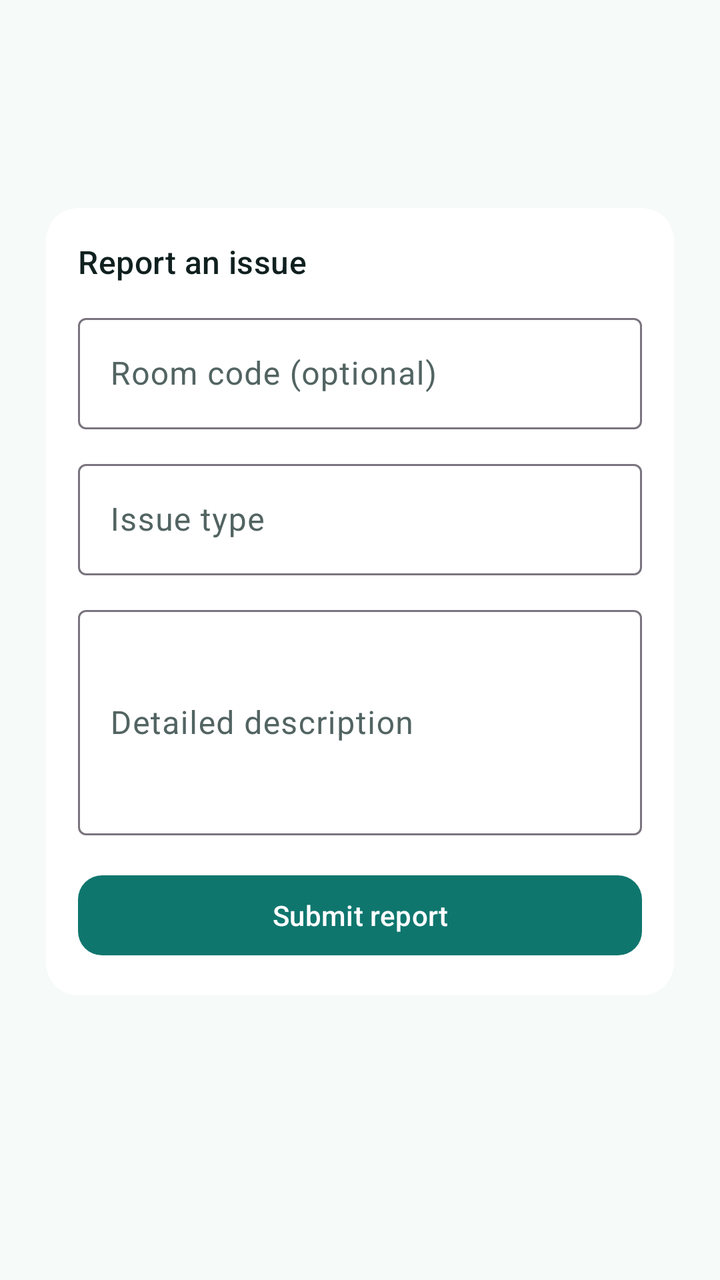
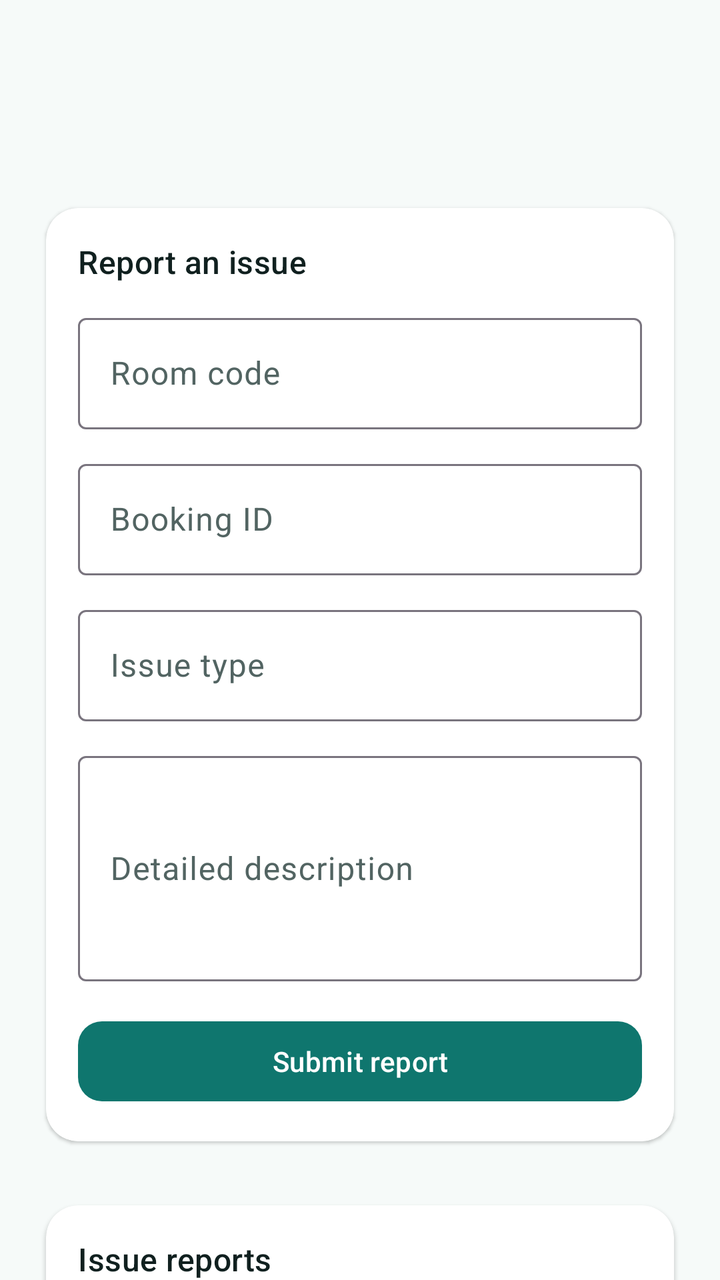

Two renders of the same Android screen: before a commit and after it. Below are the layout's source before the change and the commit's diff.
<!-- AndroidManifest.xml: application theme Theme.Hotelapp_test2 -->
<!-- res/layout/activity_issue_report.xml -->
<?xml version="1.0" encoding="utf-8"?>
<LinearLayout xmlns:android="http://schemas.android.com/apk/res/android"
    xmlns:app="http://schemas.android.com/apk/res-auto"
    android:layout_width="match_parent"
    android:layout_height="match_parent"
    android:background="@color/surface_base"
    android:orientation="vertical">

    <com.google.android.material.appbar.MaterialToolbar
        android:id="@+id/toolbar"
        android:layout_width="match_parent"
        android:layout_height="wrap_content"
        android:layout_marginStart="@dimen/space_m"
        android:layout_marginTop="@dimen/space_m"
        android:layout_marginEnd="@dimen/space_m" />

    <androidx.core.widget.NestedScrollView
        android:layout_width="match_parent"
        android:layout_height="0dp"
        android:layout_weight="1"
        android:fillViewport="true">

        <LinearLayout
            android:layout_width="match_parent"
            android:layout_height="wrap_content"
            android:orientation="vertical"
            android:padding="@dimen/space_m">

            <com.google.android.material.card.MaterialCardView
                style="@style/Widget.Hotel.Card"
                android:layout_width="match_parent"
                android:layout_height="wrap_content">

                <LinearLayout
                    android:layout_width="match_parent"
                    android:layout_height="wrap_content"
                    android:orientation="vertical"
                    android:padding="@dimen/space_m">

                    <TextView
                        android:layout_width="wrap_content"
                        android:layout_height="wrap_content"
                        style="@style/TextAppearance.Hotel.SectionTitle"
                        android:text="@string/issue_title" />

                    <com.google.android.material.textfield.TextInputLayout
                        android:id="@+id/issueRoomCodeLayout"
                        style="@style/Widget.Material3.TextInputLayout.OutlinedBox"
                        android:layout_width="match_parent"
                        android:layout_height="wrap_content"
                        android:layout_marginTop="@dimen/space_s"
                        android:hint="@string/issue_room_hint">

                        <com.google.android.material.textfield.TextInputEditText
                            android:id="@+id/issueRoomCode"
                            android:layout_width="match_parent"
                            android:layout_height="wrap_content" />
                    </com.google.android.material.textfield.TextInputLayout>

                    <com.google.android.material.textfield.TextInputLayout
                        android:id="@+id/issueTypeLayout"
                        style="@style/Widget.Material3.TextInputLayout.OutlinedBox"
                        android:layout_width="match_parent"
                        android:layout_height="wrap_content"
                        android:layout_marginTop="@dimen/space_s"
                        android:hint="@string/issue_type_hint">

                        <com.google.android.material.textfield.TextInputEditText
                            android:id="@+id/issueType"
                            android:layout_width="match_parent"
                            android:layout_height="wrap_content" />
                    </com.google.android.material.textfield.TextInputLayout>

                    <com.google.android.material.textfield.TextInputLayout
                        android:id="@+id/issueDescriptionLayout"
                        style="@style/Widget.Material3.TextInputLayout.OutlinedBox"
                        android:layout_width="match_parent"
                        android:layout_height="wrap_content"
                        android:layout_marginTop="@dimen/space_s"
                        android:hint="@string/issue_description_hint">

                        <com.google.android.material.textfield.TextInputEditText
                            android:id="@+id/issueDescription"
                            android:layout_width="match_parent"
                            android:layout_height="wrap_content"
                            android:inputType="textMultiLine"
                            android:minLines="4" />
                    </com.google.android.material.textfield.TextInputLayout>

                    <com.google.android.material.button.MaterialButton
                        android:id="@+id/issueSubmitButton"
                        android:layout_width="match_parent"
                        android:layout_height="wrap_content"
                        android:layout_marginTop="@dimen/space_m"
                        android:text="@string/issue_submit" />
                </LinearLayout>
            </com.google.android.material.card.MaterialCardView>
        </LinearLayout>
    </androidx.core.widget.NestedScrollView>
</LinearLayout>
<!-- resources referenced by this layout -->
<resources>
  <color name="surface_base">#F6FAF9</color>
  <dimen name="space_m">16dp</dimen>
  <dimen name="space_s">12dp</dimen>
  <string name="issue_description_hint">Detailed description</string>
  <string name="issue_room_hint">Room code (optional)</string>
  <string name="issue_submit">Submit report</string>
  <string name="issue_title">Report an issue</string>
  <string name="issue_type_hint">Issue type</string>
  <style name="TextAppearance.Hotel.SectionTitle" parent="TextAppearance.Material3.TitleMedium">
          <item name="android:textColor">?attr/colorOnSurface</item>
          <item name="fontFamily">sans-serif-medium</item>
          <item name="android:fontFamily">sans-serif-medium</item>
      </style>
  <style name="Widget.Hotel.Card" parent="Widget.Material3.CardView.Elevated">
          <item name="cardCornerRadius">@dimen/radius_m</item>
          <item name="cardUseCompatPadding">true</item>
          <item name="cardBackgroundColor">@color/surface_card</item>
      </style>
  <style name="Theme.Hotelapp_test2" parent="Base.Theme.Hotelapp_test2" />
  <dimen name="radius_m">16dp</dimen>
  <color name="surface_card">#FFFFFFFF</color>
  <color name="brand_primary">#0F766E</color>
  <color name="white">#FFFFFFFF</color>
  <color name="brand_secondary">#2563EB</color>
  <color name="accent_gold">#F59E0B</color>
  <color name="text_primary">#10201F</color>
  <color name="text_secondary">#526462</color>
  <style name="Widget.Hotel.Toolbar" parent="Widget.Material3.Toolbar">
          <item name="titleTextColor">?attr/colorOnSurface</item>
          <item name="subtitleTextColor">?attr/colorOnSurfaceVariant</item>
          <item name="titleTextAppearance">@style/TextAppearance.Hotel.ToolbarTitle</item>
          <item name="subtitleTextAppearance">@style/TextAppearance.Hotel.BodySmall</item>
      </style>
  <style name="Widget.Hotel.Button.Primary" parent="Widget.Material3.Button">
          <item name="backgroundTint">@color/brand_primary</item>
          <item name="android:textColor">@color/white</item>
          <item name="cornerRadius">@dimen/radius_s</item>
          <item name="android:minHeight">@dimen/button_min_height</item>
          <item name="fontFamily">sans-serif-medium</item>
      </style>
  <style name="TextAppearance.Hotel.ToolbarTitle" parent="TextAppearance.Material3.TitleLarge">
          <item name="fontFamily">sans-serif-medium</item>
          <item name="android:fontFamily">sans-serif-medium</item>
          <item name="android:textColor">?attr/colorOnSurface</item>
      </style>
  <style name="TextAppearance.Hotel.BodySmall" parent="TextAppearance.Material3.BodySmall">
          <item name="fontFamily">sans-serif</item>
          <item name="android:fontFamily">sans-serif</item>
          <item name="android:textColor">?attr/colorOnSurfaceVariant</item>
      </style>
  <dimen name="radius_s">12dp</dimen>
  <dimen name="button_min_height">48dp</dimen>
  <!-- unchanged entries left out for length: 1 -->
</resources>

<!-- the commit's change to res/layout/activity_issue_report.xml (unified diff, before → after) -->
@@ -27,6 +27,7 @@
             android:padding="@dimen/space_m">
 
             <com.google.android.material.card.MaterialCardView
+                android:id="@+id/issueFormCard"
                 style="@style/Widget.Hotel.Card"
                 android:layout_width="match_parent"
                 android:layout_height="wrap_content">
@@ -53,6 +54,20 @@
 
                         <com.google.android.material.textfield.TextInputEditText
                             android:id="@+id/issueRoomCode"
+                            android:layout_width="match_parent"
+                            android:layout_height="wrap_content" />
+                    </com.google.android.material.textfield.TextInputLayout>
+
+                    <com.google.android.material.textfield.TextInputLayout
+                        android:id="@+id/issueBookingIdLayout"
+                        style="@style/Widget.Material3.TextInputLayout.OutlinedBox"
+                        android:layout_width="match_parent"
+                        android:layout_height="wrap_content"
+                        android:layout_marginTop="@dimen/space_s"
+                        android:hint="@string/issue_booking_hint">
+
+                        <com.google.android.material.textfield.TextInputEditText
+                            android:id="@+id/issueBookingId"
                             android:layout_width="match_parent"
                             android:layout_height="wrap_content" />
                     </com.google.android.material.textfield.TextInputLayout>
@@ -95,6 +110,40 @@
                         android:text="@string/issue_submit" />
                 </LinearLayout>
             </com.google.android.material.card.MaterialCardView>
+
+            <com.google.android.material.card.MaterialCardView
+                style="@style/Widget.Hotel.Card"
+                android:layout_width="match_parent"
+                android:layout_height="wrap_content"
+                android:layout_marginTop="@dimen/space_m">
+
+                <LinearLayout
+                    android:layout_width="match_parent"
+                    android:layout_height="wrap_content"
+                    android:orientation="vertical"
+                    android:padding="@dimen/space_m">
+
+                    <TextView
+                        style="@style/TextAppearance.Hotel.SectionTitle"
+                        android:layout_width="wrap_content"
+                        android:layout_height="wrap_content"
+                        android:text="@string/issue_list_title" />
+
+                    <TextView
+                        android:id="@+id/issueEmptyText"
+                        style="@style/TextAppearance.Hotel.BodySmall"
+                        android:layout_width="match_parent"
+                        android:layout_height="wrap_content"
+                        android:layout_marginTop="@dimen/space_s"
+                        android:text="@string/issue_empty" />
+
+                    <LinearLayout
+                        android:id="@+id/issueListContainer"
+                        android:layout_width="match_parent"
+                        android:layout_height="wrap_content"
+                        android:orientation="vertical" />
+                </LinearLayout>
+            </com.google.android.material.card.MaterialCardView>
         </LinearLayout>
     </androidx.core.widget.NestedScrollView>
 </LinearLayout>
<!-- resource entries referenced after the edit -->
@@ -3,8 +3,11 @@
   <color name="surface_base">#F6FAF9</color>
   <dimen name="space_m">16dp</dimen>
   <dimen name="space_s">12dp</dimen>
+  <string name="issue_booking_hint">Booking ID</string>
   <string name="issue_description_hint">Detailed description</string>
-  <string name="issue_room_hint">Room code (optional)</string>
+  <string name="issue_empty">No issue reports yet</string>
+  <string name="issue_list_title">Issue reports</string>
+  <string name="issue_room_hint">Room code</string>
   <string name="issue_submit">Submit report</string>
   <string name="issue_title">Report an issue</string>
   <string name="issue_type_hint">Issue type</string>
